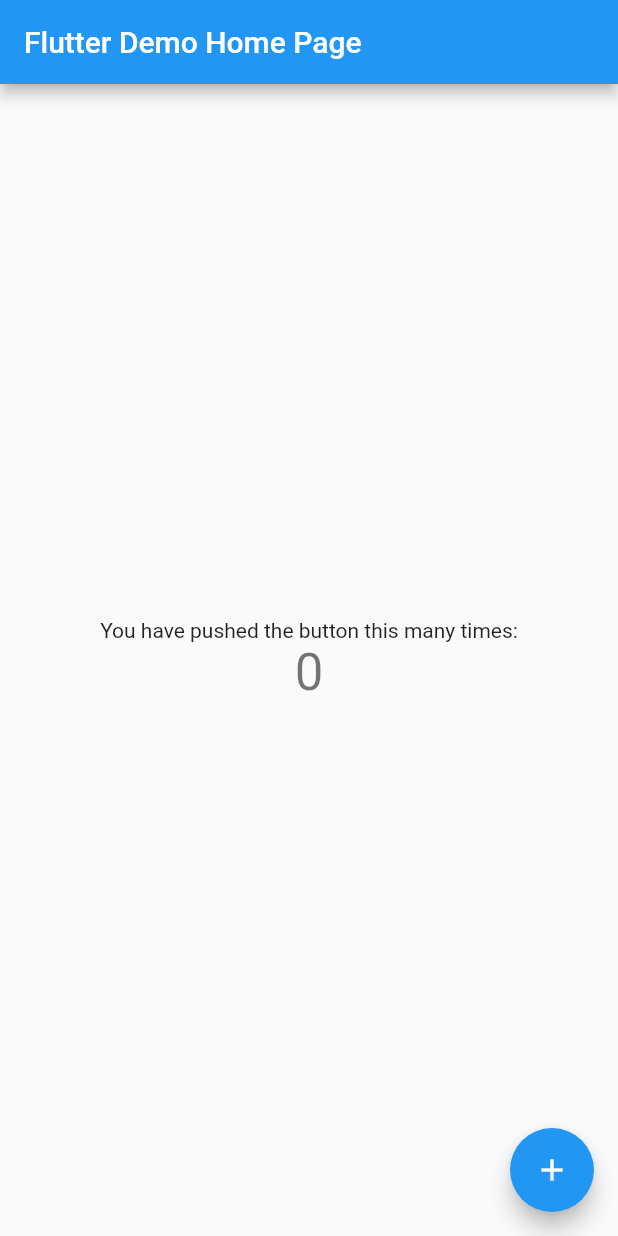
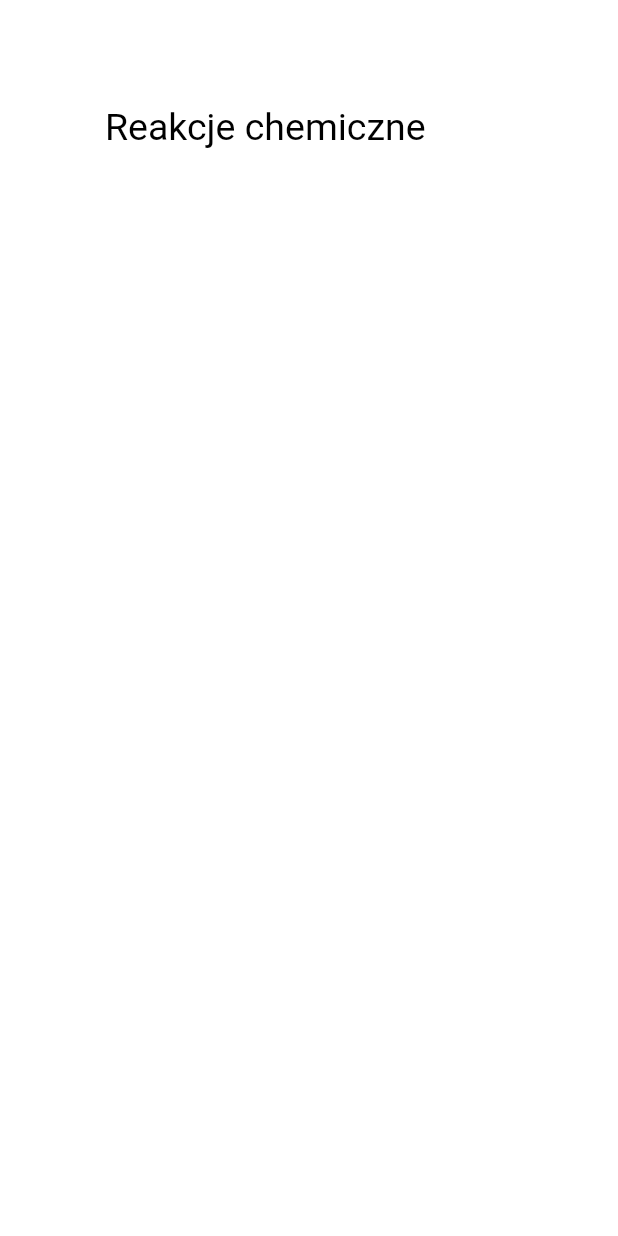
Before and after one commit to Sandra-chemist/SAEP-ReakcjeOrganiczne, a Flutter app: the screen it shows after launch, on a phone screen of 412 x 824 dp. Run offline on Flutter 3.47's test engine with Material 2 defaults, Android fonts, the phone set to English and light mode, and no system bars.

Commit message:
welcome screen was added

```diff
--- a/lib/main.dart
+++ b/lib/main.dart
@@ -1,115 +1,18 @@
 import 'package:flutter/material.dart';
+import 'screens/welcome_screen.dart';
 
-void main() {
-  runApp(const MyApp());
-}
+void main() => runApp(const ChemicalApp());
 
-class MyApp extends StatelessWidget {
-  const MyApp({super.key});
+class ChemicalApp extends StatelessWidget {
+  const ChemicalApp({super.key});
 
-  // This widget is the root of your application.
   @override
   Widget build(BuildContext context) {
     return MaterialApp(
-      title: 'Flutter Demo',
       theme: ThemeData(
-        // This is the theme of your application.
-        //
-        // Try running your application with "flutter run". You'll see the
-        // application has a blue toolbar. Then, without quitting the app, try
-        // changing the primarySwatch below to Colors.green and then invoke
-        // "hot reload" (press "r" in the console where you ran "flutter run",
-        // or simply save your changes to "hot reload" in a Flutter IDE).
-        // Notice that the counter didn't reset back to zero; the application
-        // is not restarted.
         primarySwatch: Colors.blue,
       ),
-      home: const MyHomePage(title: 'Flutter Demo Home Page'),
+      home: const WelcomeScreen(),
     );
   }
 }
-
-class MyHomePage extends StatefulWidget {
-  const MyHomePage({super.key, required this.title});
-
-  // This widget is the home page of your application. It is stateful, meaning
-  // that it has a State object (defined below) that contains fields that affect
-  // how it looks.
-
-  // This class is the configuration for the state. It holds the values (in this
-  // case the title) provided by the parent (in this case the App widget) and
-  // used by the build method of the State. Fields in a Widget subclass are
-  // always marked "final".
-
-  final String title;
-
-  @override
-  State<MyHomePage> createState() => _MyHomePageState();
-}
-
-class _MyHomePageState extends State<MyHomePage> {
-  int _counter = 0;
-
-  void _incrementCounter() {
-    setState(() {
-      // This call to setState tells the Flutter framework that something has
-      // changed in this State, which causes it to rerun the build method below
-      // so that the display can reflect the updated values. If we changed
-      // _counter without calling setState(), then the build method would not be
-      // called again, and so nothing would appear to happen.
-      _counter++;
-    });
-  }
-
-  @override
-  Widget build(BuildContext context) {
-    // This method is rerun every time setState is called, for instance as done
-    // by the _incrementCounter method above.
-    //
-    // The Flutter framework has been optimized to make rerunning build methods
-    // fast, so that you can just rebuild anything that needs updating rather
-    // than having to individually change instances of widgets.
-    return Scaffold(
-      appBar: AppBar(
-        // Here we take the value from the MyHomePage object that was created by
-        // the App.build method, and use it to set our appbar title.
-        title: Text(widget.title),
-      ),
-      body: Center(
-        // Center is a layout widget. It takes a single child and positions it
-        // in the middle of the parent.
-        child: Column(
-          // Column is also a layout widget. It takes a list of children and
-          // arranges them vertically. By default, it sizes itself to fit its
-          // children horizontally, and tries to be as tall as its parent.
-          //
-          // Invoke "debug painting" (press "p" in the console, choose the
-          // "Toggle Debug Paint" action from the Flutter Inspector in Android
-          // Studio, or the "Toggle Debug Paint" command in Visual Studio Code)
-          // to see the wireframe for each widget.
-          //
-          // Column has various properties to control how it sizes itself and
-          // how it positions its children. Here we use mainAxisAlignment to
-          // center the children vertically; the main axis here is the vertical
-          // axis because Columns are vertical (the cross axis would be
-          // horizontal).
-          mainAxisAlignment: MainAxisAlignment.center,
-          children: <Widget>[
-            const Text(
-              'You have pushed the button this many times:',
-            ),
-            Text(
-              '$_counter',
-              style: Theme.of(context).textTheme.headlineMedium,
-            ),
-          ],
-        ),
-      ),
-      floatingActionButton: FloatingActionButton(
-        onPressed: _incrementCounter,
-        tooltip: 'Increment',
-        child: const Icon(Icons.add),
-      ), // This trailing comma makes auto-formatting nicer for build methods.
-    );
-  }
-}
--- /dev/null
+++ b/lib/screens/welcome_screen.dart
@@ -0,0 +1,26 @@
+import 'package:flutter/material.dart';
+
+class WelcomeScreen extends StatefulWidget {
+  const WelcomeScreen({super.key});
+
+  @override
+  _WelcomeScreenState createState() => _WelcomeScreenState();
+}
+
+class _WelcomeScreenState extends State<WelcomeScreen> {
+  @override
+  Widget build(BuildContext context) {
+    return Scaffold(
+      backgroundColor: Colors.white,
+      body: SafeArea(
+        child: Container(
+          padding: const EdgeInsets.all(70.0),
+          child: const Text(
+            'Reakcje chemiczne',
+            style: TextStyle(color: Colors.black, fontSize: 25.0),
+          ),
+        ),
+      ),
+    );
+  }
+}
```
Also changed, not shown: 1 other file.
